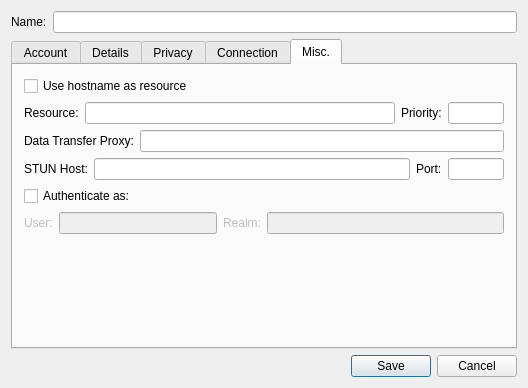
Old version of the form src/accountmodify.ui in the repository psi-im/psi.
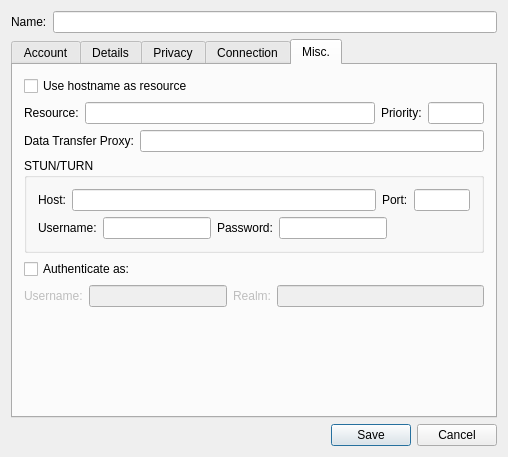
New version of the form. The open tabs and pages were chosen to show the change. Custom widgets are drawn as their Qt base class.

Commit message: support turn

The edit to the form file:
```diff
--- a/src/accountmodify.ui
+++ b/src/accountmodify.ui
@@ -6,8 +6,8 @@
    <rect>
     <x>0</x>
     <y>0</y>
-    <width>528</width>
-    <height>386</height>
+    <width>500</width>
+    <height>457</height>
    </rect>
   </property>
   <property name="windowTitle">
@@ -796,7 +796,7 @@
       <attribute name="title">
        <string>Misc.</string>
       </attribute>
-      <layout class="QVBoxLayout">
+      <layout class="QVBoxLayout" name="verticalLayout_2">
        <item>
         <widget class="QCheckBox" name="ck_automatic_resource">
          <property name="text">
@@ -881,11 +881,17 @@
         </layout>
        </item>
        <item>
+        <widget class="QGroupBox" name="groupBox_2">
+         <property name="title">
+          <string>STUN/TURN</string>
+         </property>
+         <layout class="QVBoxLayout" name="verticalLayout">
+          <item>
         <layout class="QHBoxLayout">
          <item>
           <widget class="QLabel" name="lb_stunHost">
            <property name="text">
-            <string>STUN Host:</string>
+               <string>Host:</string>
            </property>
           </widget>
          </item>
@@ -918,6 +924,54 @@
         </layout>
        </item>
        <item>
+           <layout class="QHBoxLayout" name="horizontalLayout">
+            <item>
+             <widget class="QLabel" name="label">
+              <property name="text">
+               <string>Username:</string>
+              </property>
+             </widget>
+            </item>
+            <item>
+             <widget class="QLineEdit" name="le_stunUser">
+              <property name="text">
+               <string/>
+              </property>
+             </widget>
+            </item>
+            <item>
+             <widget class="QLabel" name="label_2">
+              <property name="text">
+               <string>Password:</string>
+              </property>
+             </widget>
+            </item>
+            <item>
+             <widget class="QLineEdit" name="le_stunPass">
+              <property name="echoMode">
+               <enum>QLineEdit::Password</enum>
+              </property>
+             </widget>
+            </item>
+            <item>
+             <spacer name="horizontalSpacer">
+              <property name="orientation">
+               <enum>Qt::Horizontal</enum>
+              </property>
+              <property name="sizeHint" stdset="0">
+               <size>
+                <width>40</width>
+                <height>20</height>
+               </size>
+              </property>
+             </spacer>
+            </item>
+           </layout>
+          </item>
+         </layout>
+        </widget>
+       </item>
+       <item>
         <widget class="QCheckBox" name="ck_custom_auth">
          <property name="text">
           <string>Authenticate as:</string>
@@ -938,7 +992,7 @@
             <bool>false</bool>
            </property>
            <property name="text">
-            <string>User:</string>
+            <string>Username:</string>
            </property>
           </widget>
          </item>
```
Left out of the diff: 3 changed lines with no effect on the pictures. Lines whose indentation alone changed are shown as unchanged. The commit also changes 8 other files.
